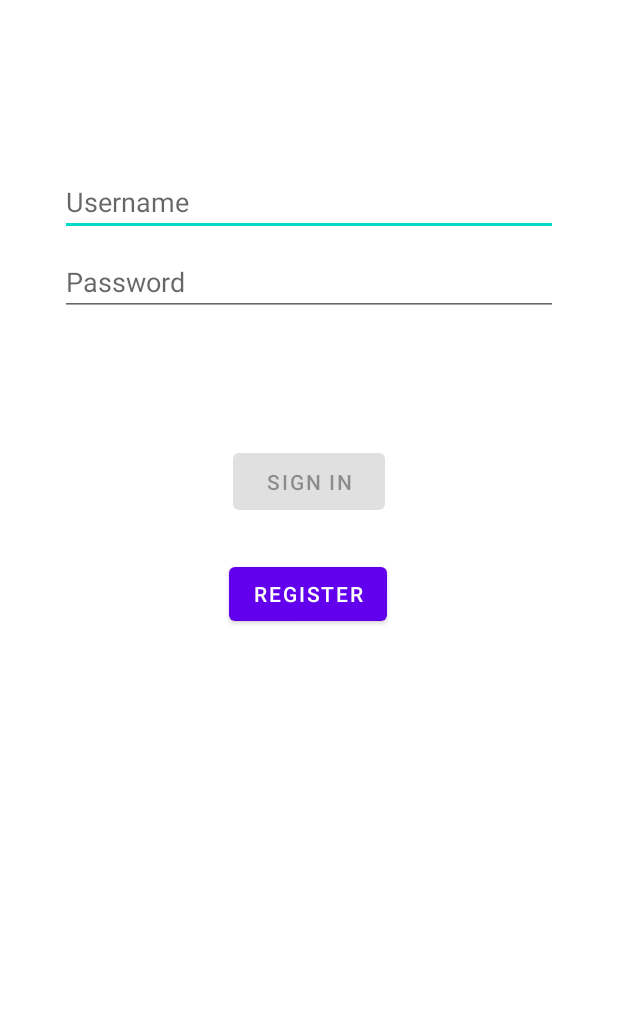
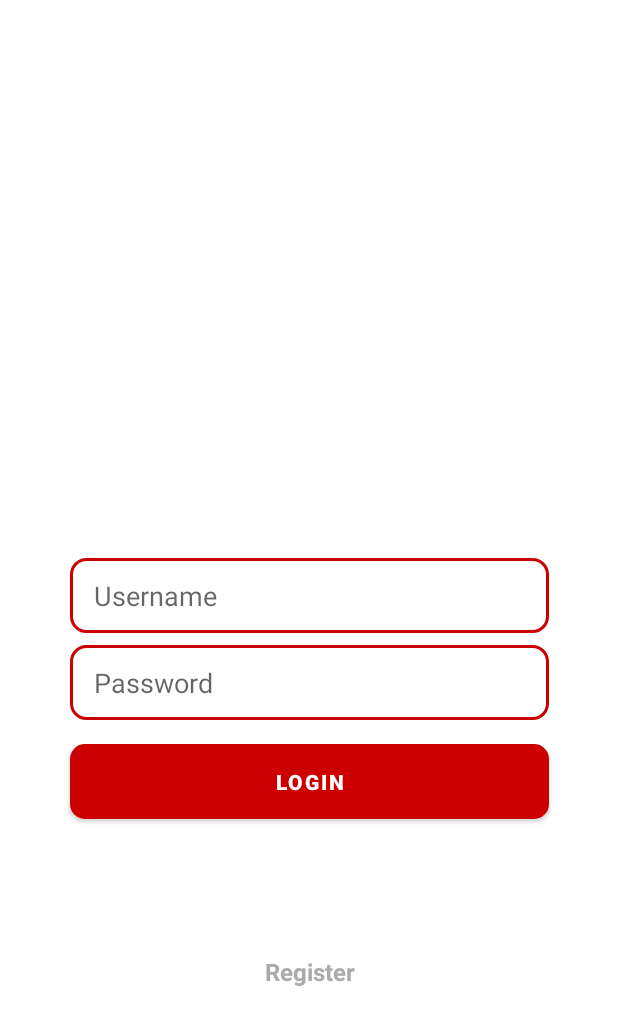
Before and after one commit to diplom-dvfu/road-chat-mobileapp, an Android app: the layout activity_login.xml on its own in the app's theme, with its tools: preview values and no code run, on a phone screen of 412 x 824 dp. Shown: the top 1025 px of the screen. Run offline under Robolectric (Android 15) with nearby library versions, the phone set to English and light mode, and no system bars.

Commit message:
add register layout, some redisign

```diff
--- /dev/null
+++ b/app/src/main/java/com/example/roadchat/data/remote_server/Server.kt
@@ -0,0 +1,6 @@
+package com.example.roadchat.data.remote_server
+
+class Server {
+
+
+}
--- /dev/null
+++ b/app/src/main/res/drawable/rounded_button.xml
@@ -0,0 +1,7 @@
+<?xml version="1.0" encoding="utf-8"?>
+<shape xmlns:android="http://schemas.android.com/apk/res/android">
+
+    <solid android:color="@android:color/holo_red_dark" />
+    <corners android:radius="10dp" />
+
+</shape>
--- /dev/null
+++ b/app/src/main/res/drawable/rounded_edittext_register_login.xml
@@ -0,0 +1,11 @@
+<?xml version="1.0" encoding="utf-8"?>
+<shape xmlns:android="http://schemas.android.com/apk/res/android">
+
+    <solid android:color="@android:color/white" />
+    <corners android:radius="10dp" />
+    <stroke
+        android:width="2dp"
+        android:color="@android:color/holo_red_dark" />
+
+
+</shape>
--- a/app/src/main/res/layout/activity_login.xml
+++ b/app/src/main/res/layout/activity_login.xml
@@ -9,85 +9,76 @@
     android:paddingTop="@dimen/activity_vertical_margin"
     android:paddingRight="@dimen/activity_horizontal_margin"
     android:paddingBottom="@dimen/activity_vertical_margin"
+    android:background="@android:color/white"
     tools:context=".ui.login.LoginActivity">
 
     <EditText
-        android:id="@+id/username"
-        android:layout_width="0dp"
-        android:layout_height="wrap_content"
-        android:layout_marginStart="24dp"
-        android:layout_marginTop="96dp"
-        android:layout_marginEnd="24dp"
-        android:hint="@string/prompt_username"
+        android:id="@+id/email_edittext_login"
+        android:layout_width="319dp"
+        android:layout_height="50dp"
+        android:layout_marginStart="32dp"
+        android:layout_marginLeft="32dp"
+        android:layout_marginTop="356dp"
+        android:layout_marginEnd="32dp"
+        android:layout_marginRight="32dp"
+        android:background="@drawable/rounded_edittext_register_login"
+        android:ems="10"
+        android:hint="Username"
         android:inputType="textEmailAddress"
-        android:selectAllOnFocus="true"
+        android:paddingLeft="16dp"
         app:layout_constraintEnd_toEndOf="parent"
         app:layout_constraintStart_toStartOf="parent"
         app:layout_constraintTop_toTopOf="parent" />
 
+    <Button
+        android:id="@+id/login_button_login"
+        android:layout_width="0dp"
+        android:layout_height="50dp"
+        android:layout_marginTop="16dp"
+        android:background="@drawable/rounded_button"
+        android:text="Login"
+        android:textColor="@android:color/white"
+        android:textStyle="bold"
+        app:backgroundTint="@android:color/holo_red_dark"
+        app:layout_constraintEnd_toEndOf="@+id/password_edittext_login"
+        app:layout_constraintHorizontal_bias="0.0"
+        app:layout_constraintStart_toStartOf="@+id/password_edittext_login"
+        app:layout_constraintTop_toBottomOf="@+id/password_edittext_login" />
+
+    <TextView
+        android:id="@+id/back_to_register_textview"
+        android:layout_width="wrap_content"
+        android:layout_height="44dp"
+        android:layout_marginStart="8dp"
+        android:layout_marginLeft="8dp"
+        android:layout_marginTop="32dp"
+        android:layout_marginEnd="8dp"
+        android:layout_marginRight="8dp"
+        android:text="Register"
+
+        android:textColor="@android:color/darker_gray"
+        android:textSize="16sp"
+        android:textStyle="bold"
+        app:layout_constraintBottom_toBottomOf="parent"
+        app:layout_constraintEnd_toEndOf="@+id/login_button_login"
+        app:layout_constraintStart_toStartOf="@+id/login_button_login"
+        app:layout_constraintTop_toBottomOf="@+id/login_button_login"
+        app:layout_constraintVertical_bias="0.314" />
+
     <EditText
-        android:id="@+id/password"
+        android:id="@+id/password_edittext_login"
         android:layout_width="0dp"
-        android:layout_height="wrap_content"
-        android:layout_marginStart="24dp"
+        android:layout_height="50dp"
         android:layout_marginTop="8dp"
-        android:layout_marginEnd="24dp"
-        android:hint="@string/prompt_password"
-        android:imeActionLabel="@string/action_sign_in_short"
-        android:imeOptions="actionDone"
+        android:background="@drawable/rounded_edittext_register_login"
+        android:ems="10"
+        android:hint="Password"
+
         android:inputType="textPassword"
-        android:selectAllOnFocus="true"
-        app:layout_constraintEnd_toEndOf="parent"
-        app:layout_constraintStart_toStartOf="parent"
-        app:layout_constraintTop_toBottomOf="@+id/username" />
+        android:paddingLeft="16dp"
+        app:layout_constraintEnd_toEndOf="@+id/email_edittext_login"
+        app:layout_constraintHorizontal_bias="0.0"
+        app:layout_constraintStart_toStartOf="@+id/email_edittext_login"
+        app:layout_constraintTop_toBottomOf="@+id/email_edittext_login" />
 
-    <Button
-        android:id="@+id/login"
-        android:layout_width="101dp"
-        android:layout_height="50dp"
-        android:layout_gravity="start"
-        android:layout_marginStart="48dp"
-        android:layout_marginTop="16dp"
-        android:layout_marginEnd="48dp"
-        android:layout_marginBottom="64dp"
-        android:enabled="false"
-        android:text="@string/action_sign_in"
-        app:layout_constraintBottom_toBottomOf="parent"
-        app:layout_constraintEnd_toEndOf="parent"
-        app:layout_constraintStart_toStartOf="parent"
-        app:layout_constraintTop_toBottomOf="@+id/password"
-        app:layout_constraintVertical_bias="0.148" />
-
-    <Button
-        android:id="@+id/register"
-        android:layout_width="wrap_content"
-        android:layout_height="wrap_content"
-        android:layout_gravity="start"
-        android:layout_marginStart="48dp"
-        android:layout_marginTop="16dp"
-        android:layout_marginEnd="48dp"
-        android:layout_marginBottom="64dp"
-        android:text="@string/action_register"
-        app:layout_constraintBottom_toBottomOf="parent"
-        app:layout_constraintEnd_toEndOf="parent"
-        app:layout_constraintHorizontal_bias="0.497"
-        app:layout_constraintStart_toStartOf="parent"
-        app:layout_constraintTop_toBottomOf="@+id/password"
-        app:layout_constraintVertical_bias="0.31" />
-
-    <ProgressBar
-        android:id="@+id/loading"
-        android:layout_width="wrap_content"
-        android:layout_height="wrap_content"
-        android:layout_gravity="center"
-        android:layout_marginStart="32dp"
-        android:layout_marginTop="64dp"
-        android:layout_marginEnd="32dp"
-        android:layout_marginBottom="64dp"
-        android:visibility="gone"
-        app:layout_constraintBottom_toBottomOf="parent"
-        app:layout_constraintEnd_toEndOf="@+id/password"
-        app:layout_constraintStart_toStartOf="@+id/password"
-        app:layout_constraintTop_toTopOf="parent"
-        app:layout_constraintVertical_bias="0.3" />
 </androidx.constraintlayout.widget.ConstraintLayout>
--- a/app/src/main/res/values/colors.xml
+++ b/app/src/main/res/values/colors.xml
@@ -1,5 +1,6 @@
 <?xml version="1.0" encoding="utf-8"?>
 <resources>
+    <color name="red">@android:color/holo_red_dark</color>
     <color name="purple_200">#FFBB86FC</color>
     <color name="purple_500">#FF6200EE</color>
     <color name="purple_700">#FF3700B3</color>
--- a/app/src/main/res/values/themes.xml
+++ b/app/src/main/res/values/themes.xml
@@ -2,7 +2,7 @@
     <!-- Base application theme. -->
     <style name="Theme.RoadChat" parent="Theme.MaterialComponents.DayNight.DarkActionBar">
         <!-- Primary brand color. -->
-        <item name="colorPrimary">@color/purple_500</item>
+        <item name="colorPrimary">@color/red</item>
         <item name="colorPrimaryVariant">@color/purple_700</item>
         <item name="colorOnPrimary">@color/white</item>
         <!-- Secondary brand color. -->
```
Also changed, not shown: app/src/main/java/com/example/roadchat/Plate.kt (added, +59 -0 lines), app/src/main/java/com/example/roadchat/data/UserRepository.kt (added, +25 -0 lines), app/src/main/java/com/example/roadchat/data/model/db/Entities.kt (added, +18 -0 lines), app/src/main/java/com/example/roadchat/data/model/db/UserDao.kt (added, +16 -0 lines), app/src/main/java/com/example/roadchat/data/model/db/UserDatabase.kt (added, +10 -0 lines), app/src/main/java/com/example/roadchat/ui/registration/RegistrationActivity.kt (added, +12 -0 lines), app/src/main/res/drawable/flag_ru.xml (added, +17 -0 lines), app/src/main/res/drawable/plate_number.xml (added, +12 -0 lines), app/src/main/res/drawable/plate_region.xml (added, +16 -0 lines), app/src/main/res/layout/activity_registration.xml (added, +93 -0 lines).
